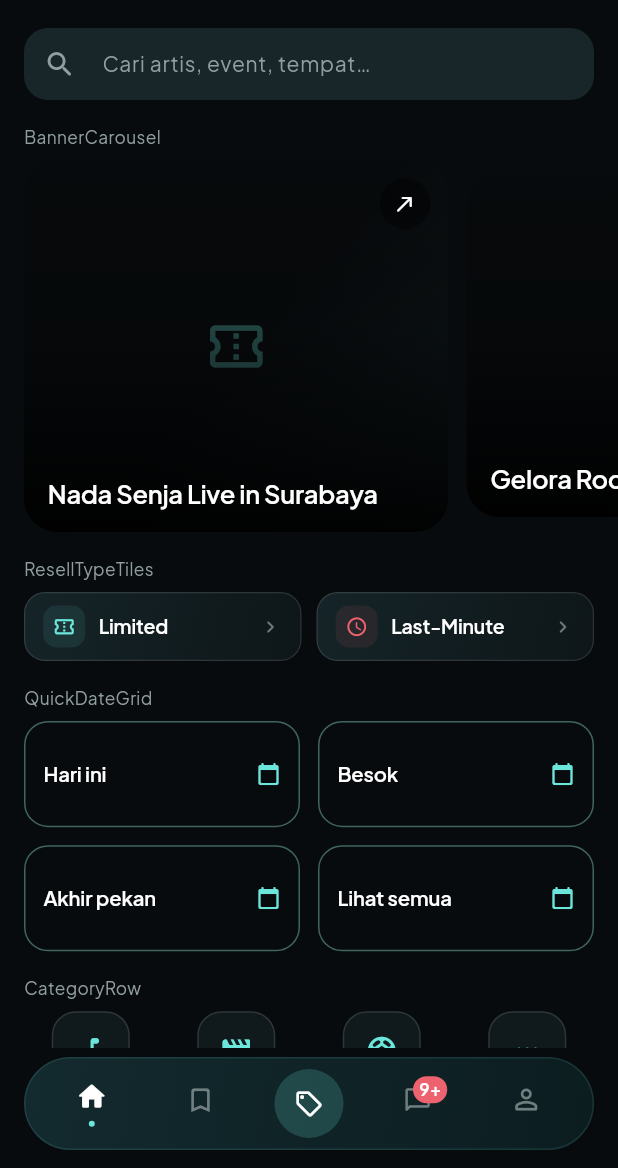
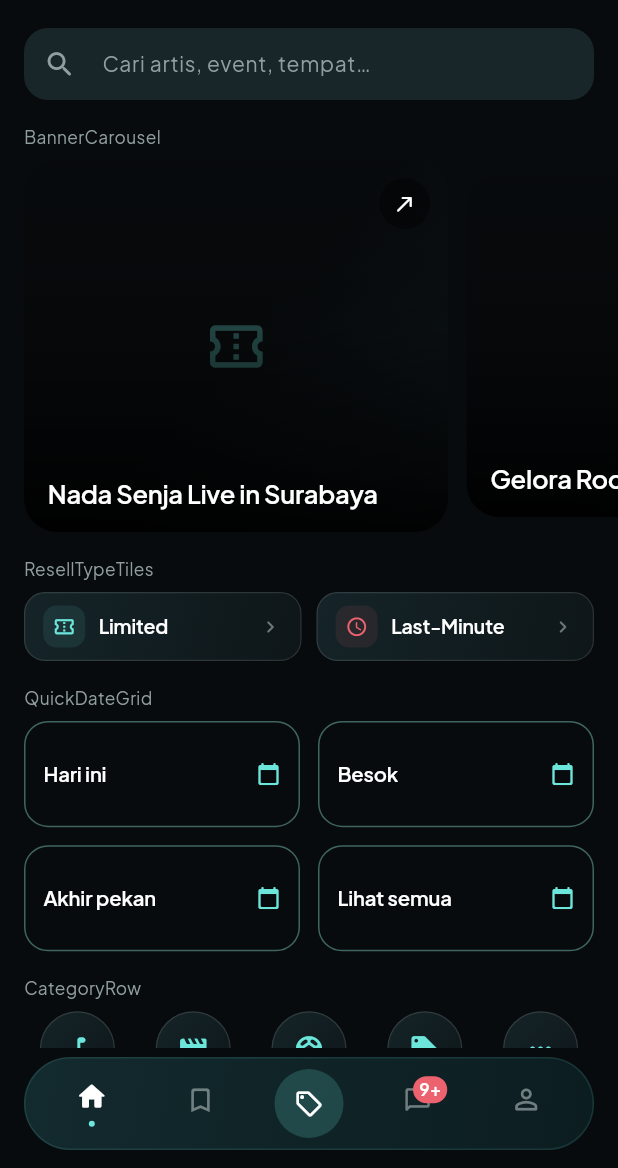
Before and after one commit to alfianrhmt/Droptix, a Flutter app: the ComponentGalleryScreen screen opened directly, on a phone screen of 412 x 824 dp, the part 68-1236 px from its top. Run offline on Flutter 3.47's test engine with Material 3 defaults, Android fonts, the phone set to English and light mode, and no system bars; our stand-ins replace dio, geolocator, google_fonts, image_picker, shared_preferences, socket_io_client; accounts and stored records are empty; network calls fail.

Commit message:
feat(home): redesign kategori menjadi 5 ikon lingkaran bulat dan tambah kategori baru Voucher

```diff
--- a/app/lib/core/widgets/category_row.dart
+++ b/app/lib/core/widgets/category_row.dart
@@ -15,15 +15,16 @@ class CategoryItem {
   final VoidCallback? onTap;
 }
 
-/// 4 Kategori bawaan: Konser, Bioskop, Olahraga, Lainnya.
+/// 5 Kategori bawaan: Konser, Bioskop, Olahraga, Voucher, Lainnya.
 const List<CategoryItem> defaultCategories = [
   CategoryItem(label: 'Konser', icon: Icons.music_note_rounded),
   CategoryItem(label: 'Bioskop', icon: Icons.movie_rounded),
   CategoryItem(label: 'Olahraga', icon: Icons.sports_soccer_rounded),
+  CategoryItem(label: 'Voucher', icon: Icons.local_offer_rounded),
   CategoryItem(label: 'Lainnya', icon: Icons.more_horiz_rounded),
 ];
 
-/// Baris 4 kategori statis, terbagi rata secara simetris di layar dan sejajar 100%.
+/// Baris kategori lingkaran bulat minimalis di bawah tombol Limited & Last-Minute.
 class CategoryRow extends StatelessWidget {
   const CategoryRow({
     super.key,
@@ -42,9 +43,9 @@ class CategoryRow extends StatelessWidget {
         crossAxisAlignment: CrossAxisAlignment.start,
         children: [
           for (var i = 0; i < categories.length; i++) ...[
-            if (i > 0) const SizedBox(width: AppSpacing.sm),
+            if (i > 0) const SizedBox(width: 6),
             Expanded(
-              child: _CategoryTile(
+              child: _CategoryCircleTile(
                 category: categories[i],
                 onTap: () =>
                     (categories[i].onTap ?? () => onTap?.call(categories[i]))(),
@@ -57,8 +58,8 @@ class CategoryRow extends StatelessWidget {
   }
 }
 
-class _CategoryTile extends StatelessWidget {
-  const _CategoryTile({required this.category, required this.onTap});
+class _CategoryCircleTile extends StatelessWidget {
+  const _CategoryCircleTile({required this.category, required this.onTap});
 
   final CategoryItem category;
   final VoidCallback onTap;
@@ -72,24 +73,29 @@ class _CategoryTile extends StatelessWidget {
         mainAxisSize: MainAxisSize.min,
         children: [
           Container(
-            width: 52,
-            height: 52,
+            width: 50,
+            height: 50,
             decoration: BoxDecoration(
-              color: AppColors.surface,
-              borderRadius: BorderRadius.circular(AppRadius.md),
+              gradient: AppColors.cardGradient,
+              shape: BoxShape.circle,
               border: Border.all(
                 color: AppColors.divider,
-                width: 1,
+                width: 0.8,
               ),
             ),
-            child: Icon(category.icon, color: AppColors.primary, size: 22),
+            child: Icon(
+              category.icon,
+              color: AppColors.primary,
+              size: 21,
+            ),
           ),
-          const SizedBox(height: 6),
+          const SizedBox(height: 7),
           Text(
             category.label,
             style: AppTextStyles.caption.copyWith(
               color: AppColors.textSecondary,
               fontWeight: FontWeight.w500,
+              fontSize: 11,
             ),
             textAlign: TextAlign.center,
             maxLines: 1,
```
Also changed, not shown: app/lib/features/home/home_screen.dart (+23 -75 lines), 1 other file.
